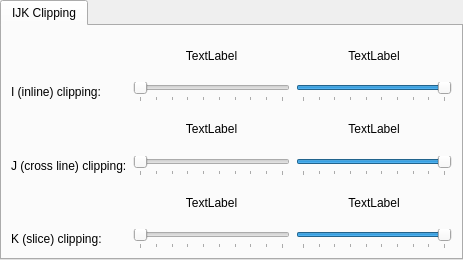
PauloCarvalhoRJ/gammaray, file viewer3d/view3dconfigwidgets/v3dcfgwidforattributein3dcartesiangrid.ui: the form before one commit.
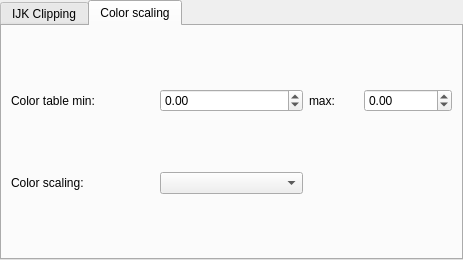
The form after the commit. The open tabs and pages were chosen to show the change.

Commit message: ENHANCEMENT: added color scale setting for Attributes in 3D Cartesian and Geo- grids.

What changed in the file:
```diff
--- a/viewer3d/view3dconfigwidgets/v3dcfgwidforattributein3dcartesiangrid.ui
+++ b/viewer3d/view3dconfigwidgets/v3dcfgwidforattributein3dcartesiangrid.ui
@@ -260,6 +260,61 @@
        </item>
       </layout>
      </widget>
+     <widget class="QWidget" name="tab_2">
+      <attribute name="title">
+       <string>Color scaling</string>
+      </attribute>
+      <layout class="QGridLayout" name="gridLayout_2">
+       <item row="0" column="0">
+        <widget class="QLabel" name="label_4">
+         <property name="text">
+          <string>Color table min:</string>
+         </property>
+        </widget>
+       </item>
+       <item row="0" column="1">
+        <widget class="QDoubleSpinBox" name="spinColorMin">
+         <property name="minimum">
+          <double>-1000000000.000000000000000</double>
+         </property>
+         <property name="maximum">
+          <double>1000000000.000000000000000</double>
+         </property>
+        </widget>
+       </item>
+       <item row="0" column="2">
+        <layout class="QHBoxLayout" name="horizontalLayout">
+         <item>
+          <widget class="QLabel" name="label_6">
+           <property name="text">
+            <string>max:</string>
+           </property>
+          </widget>
+         </item>
+         <item>
+          <widget class="QDoubleSpinBox" name="spinColorMax">
+           <property name="minimum">
+            <double>-1000000000.000000000000000</double>
+           </property>
+           <property name="maximum">
+            <double>1000000000.000000000000000</double>
+           </property>
+          </widget>
+         </item>
+        </layout>
+       </item>
+       <item row="1" column="0">
+        <widget class="QLabel" name="label_5">
+         <property name="text">
+          <string>Color scaling:</string>
+         </property>
+        </widget>
+       </item>
+       <item row="1" column="1">
+        <widget class="QComboBox" name="cmbScaling"/>
+       </item>
+      </layout>
+     </widget>
     </widget>
    </item>
   </layout>
```
Left out of the diff: 242 changed lines with no effect on the pictures. The commit also changes 4 other files.
